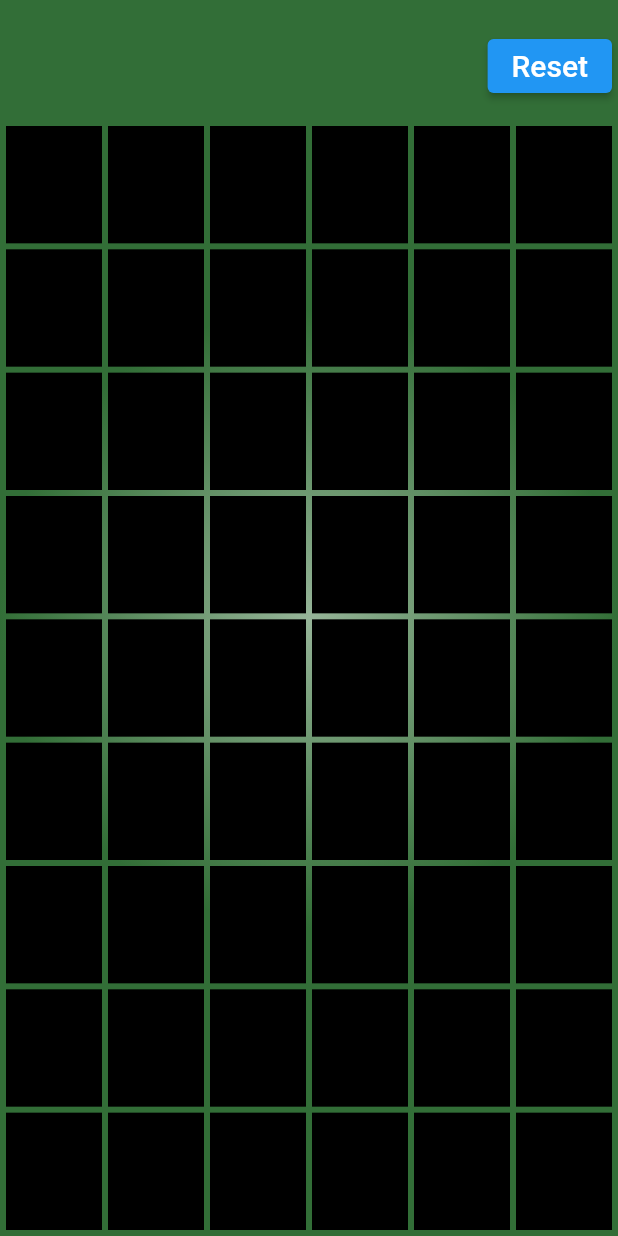
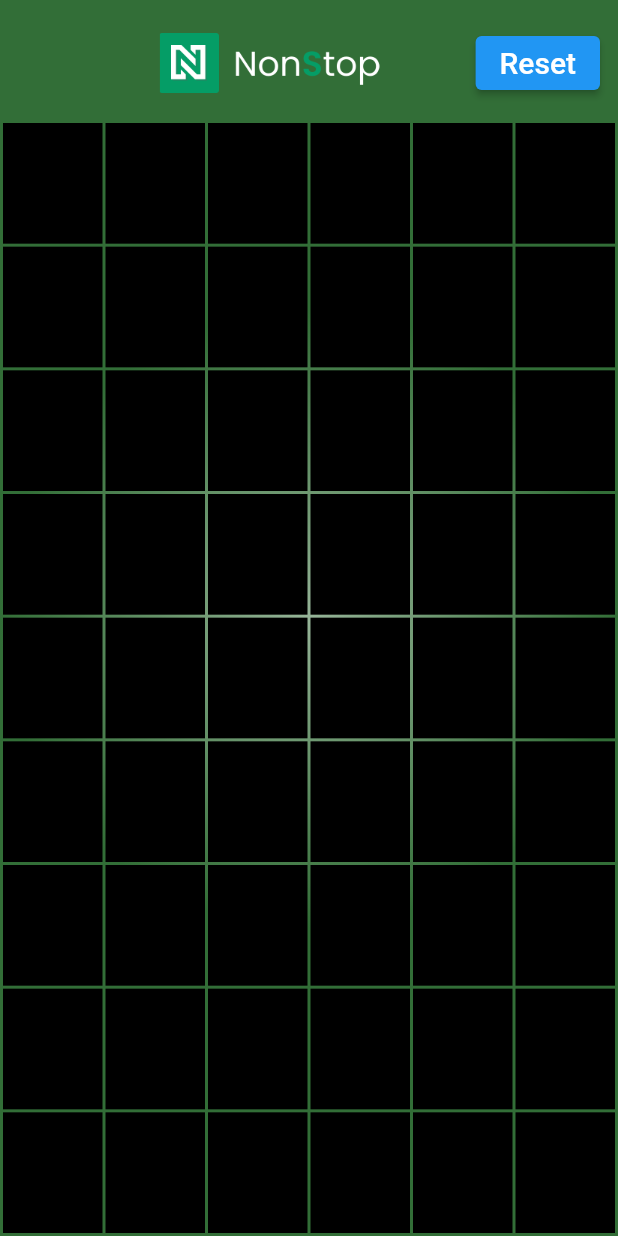
Before and after one commit to ProjectAJ14/flutter_chain_reaction, a Flutter app: the screen it shows after launch, after a tap on "PLAY", on a phone screen of 412 x 824 dp. Run offline on Flutter 3.47's test engine with Material 2 defaults, Android fonts, the phone set to English and light mode, and no system bars; our stand-ins replace flutter_animate, flutter_mobx, get_it, lottie, mobx, talker_flutter; generated files the repository leaves out were written again.

Commit message:
Added NS logo and grid background on setup page

```diff
--- a/lib/model/game_tile.dart
+++ b/lib/model/game_tile.dart
@@ -74,6 +74,23 @@ abstract class _GameTile with Store {
   @computed
   bool get isLevel3 => value == 3;
 
+  @computed
+  bool get canBlast {
+    if (isEmpty) {
+      return false;
+    }
+    if (isLevel1 && onCorner) {
+      return true;
+    }
+    if (isLevel2 && onEdge) {
+      return true;
+    }
+    if (isLevel3) {
+      return true;
+    }
+    return false;
+  }
+
   @action
   void update({
     int? value,
--- a/lib/ui/widgets/game_setup_widget.dart
+++ b/lib/ui/widgets/game_setup_widget.dart
@@ -1,3 +1,5 @@
+import 'dart:math' as math;
+
 import 'package:flutter/cupertino.dart';
 import 'package:flutter/material.dart';
 import 'package:flutter_mobx/flutter_mobx.dart';
@@ -12,20 +14,69 @@ class GameSetupWidget extends StatelessWidget {
   @override
   Widget build(BuildContext context) {
     final store = Provider.of<GameStore>(context);
-    return LayoutBuilder(builder: (context, constrains) {
-      return Observer(builder: (context) {
+    return LayoutBuilder(builder: (context, constraints) {
+      final height = constraints.maxHeight;
+      final width = constraints.maxWidth;
+      const gutter = 2.0;
+      final gutterSpacingW = gutter * (store.boardSize.width + 1);
+      final gutterSpacingH = gutter * (store.boardSize.height + 1);
+      final itemWidth = (width - gutterSpacingW) / store.boardSize.width;
+      final itemHeight = (height - gutterSpacingH) / store.boardSize.height;
+
+      return Stack(
+        children: [
+          Container(
+            decoration: BoxDecoration(
+              gradient: RadialGradient(
+                colors: [
+                  Colors.black.withOpacity(0.7),
+                  Colors.black,
+                ],
+                radius: 2.5,
+              ),
+            ),
+          ),
+          Observer(builder: (context) {
+            return GridView.builder(
+              gridDelegate: SliverGridDelegateWithMaxCrossAxisExtent(
+                maxCrossAxisExtent: width / store.boardSize.width,
+                childAspectRatio: itemWidth / itemHeight,
+                crossAxisSpacing: gutter,
+                mainAxisSpacing: gutter,
+              ),
+              itemCount: store.boardSize.width * store.boardSize.height,
+              itemBuilder: (BuildContext ctx, index) {
                 return Container(
                   color: Colors.black,
+                );
+              },
+            );
+          }),
+          Observer(builder: (context) {
+            return Container(
+              color: Colors.transparent,
               child: Column(
                 mainAxisAlignment: MainAxisAlignment.center,
                 crossAxisAlignment: CrossAxisAlignment.stretch,
                 children: [
                   Center(
+                    child: Padding(
+                      padding: EdgeInsets.all(math.min(
+                              constraints.maxWidth, constraints.maxHeight) /
+                          5),
+                      child: const Image(
+                        image: AssetImage(
+                          'assets/ns-logo-dark-f.png',
+                        ),
+                      ),
+                    ),
+                  ),
+                  Center(
                     child: Text(
                       'NonStop Chain Reaction',
                       style: TextStyle(
                         color: Colors.white,
-                    fontSize: constrains.maxWidth * 0.05,
+                        fontSize: constraints.maxWidth * 0.05,
                       ),
                     ),
                   ),
@@ -35,7 +86,7 @@ class GameSetupWidget extends StatelessWidget {
                       'Players',
                       style: TextStyle(
                         color: Colors.white,
-                    fontSize: constrains.maxWidth * 0.03,
+                        fontSize: constraints.maxWidth * 0.03,
                       ),
                     ),
                   ),
@@ -71,7 +122,7 @@ class GameSetupWidget extends StatelessWidget {
                       'Board Size',
                       style: TextStyle(
                         color: Colors.white,
-                    fontSize: constrains.maxWidth * 0.03,
+                        fontSize: constraints.maxWidth * 0.03,
                       ),
                     ),
                   ),
@@ -79,18 +130,18 @@ class GameSetupWidget extends StatelessWidget {
                   CupertinoSegmentedControl<BoardSize>(
                     unselectedColor: Colors.black,
                     children: const {
-                  BoardSize(5, 7): Text(
-                    '5X7',
-                    style: TextStyle(
-                      color: Colors.white,
-                    ),
-                  ),
                       BoardSize(6, 9): Text(
                         '6X9',
                         style: TextStyle(
                           color: Colors.white,
                         ),
-                  )
+                      ),
+                      BoardSize(5, 8): Text(
+                        '5X8',
+                        style: TextStyle(
+                          color: Colors.white,
+                        ),
+                      ),
                     },
                     onValueChanged: (value) => store.setBoardSize(value),
                     groupValue: store.boardSize,
@@ -105,7 +156,9 @@ class GameSetupWidget extends StatelessWidget {
                 ],
               ),
             );
-      });
+          }),
+        ],
+      );
     });
   }
 }
--- a/lib/ui/widgets/game_tile_widget.dart
+++ b/lib/ui/widgets/game_tile_widget.dart
@@ -1,5 +1,7 @@
 import 'package:flutter/foundation.dart';
 import 'package:flutter/material.dart';
+// flutter_animate
+import 'package:flutter_animate/flutter_animate.dart';
 import 'package:flutter_chain_reaction/ui/widgets/blast_widget.dart';
 import 'package:flutter_mobx/flutter_mobx.dart';
 
@@ -43,11 +45,26 @@ class GameTileWidget extends StatelessWidget {
                 );
               }),
             Center(
-              child: GameIconWidget(
-                size: size,
-                tile: tile,
-                parentSize: parentSize,
-              ),
+              child: tile.canBlast
+                  ? Animate(
+                      delay: const Duration(milliseconds: 100),
+                      effects: [
+                        ShakeEffect(
+                          hz: size / 4,
+                          offset: Offset(size / 4, 0),
+                        ),
+                      ],
+                      child: GameIconWidget(
+                        size: size,
+                        tile: tile,
+                        parentSize: parentSize,
+                      ),
+                    )
+                  : GameIconWidget(
+                      size: size,
+                      tile: tile,
+                      parentSize: parentSize,
+                    ),
             ),
             Observer(builder: (context) {
               if (!tile.isBlasted) {
--- a/lib/ui/widgets/game_widget.dart
+++ b/lib/ui/widgets/game_widget.dart
@@ -23,7 +23,7 @@ class GameWidget extends StatelessWidget {
     return LayoutBuilder(builder: (context, constraints) {
       final height = constraints.maxHeight;
       final width = constraints.maxWidth;
-      const gutter = 4.0;
+      const gutter = 2.0;
       const margin = 80.0;
       final gutterSpacingW = gutter * (boardSize.width + 1);
       final gutterSpacingH = gutter * (boardSize.height + 1);
@@ -50,8 +50,8 @@ class GameWidget extends StatelessWidget {
                   children: [
                     Observer(builder: (context) {
                       return SizedBox(
-                          width: margin,
-                          height: margin,
+                          width: margin / 2,
+                          height: margin / 2,
                           child: store.isLoading
                               ? const Center(
                                   child: CircularProgressIndicator(
@@ -60,10 +60,22 @@ class GameWidget extends StatelessWidget {
                                 )
                               : const SizedBox.shrink());
                     }),
+                    const SizedBox(width: 10),
                     Expanded(
                       child: Row(
                         mainAxisAlignment: MainAxisAlignment.end,
                         children: [
+                          const Expanded(
+                            child: Center(
+                              child: Image(
+                                image: AssetImage(
+                                  'assets/ns-logo-dark-f.png',
+                                ),
+                                height: margin / 2,
+                              ),
+                            ),
+                          ),
+                          const SizedBox(width: 10),
                           ElevatedButton(
                             onPressed: store.reset,
                             child: const Text(
@@ -74,6 +86,7 @@ class GameWidget extends StatelessWidget {
                               ),
                             ),
                           ),
+                          const SizedBox(width: 10),
                         ],
                       ),
                     ),
```
Also changed, not shown: assets/ns-logo-dark-f.png (added). Lines whose indentation alone changed are shown as unchanged.
